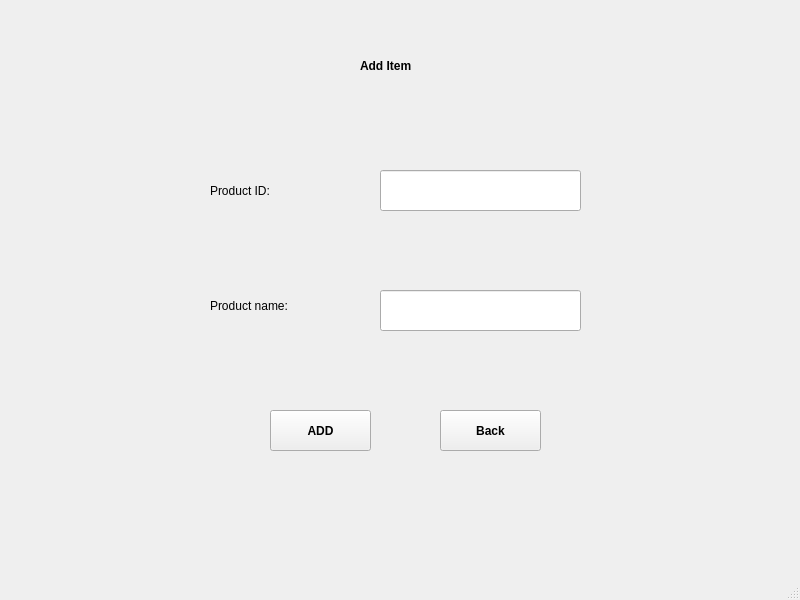
This is itemadd.ui in shubham0298/CounterChain as Qt 5 draws it before an edit. The edited form follows.
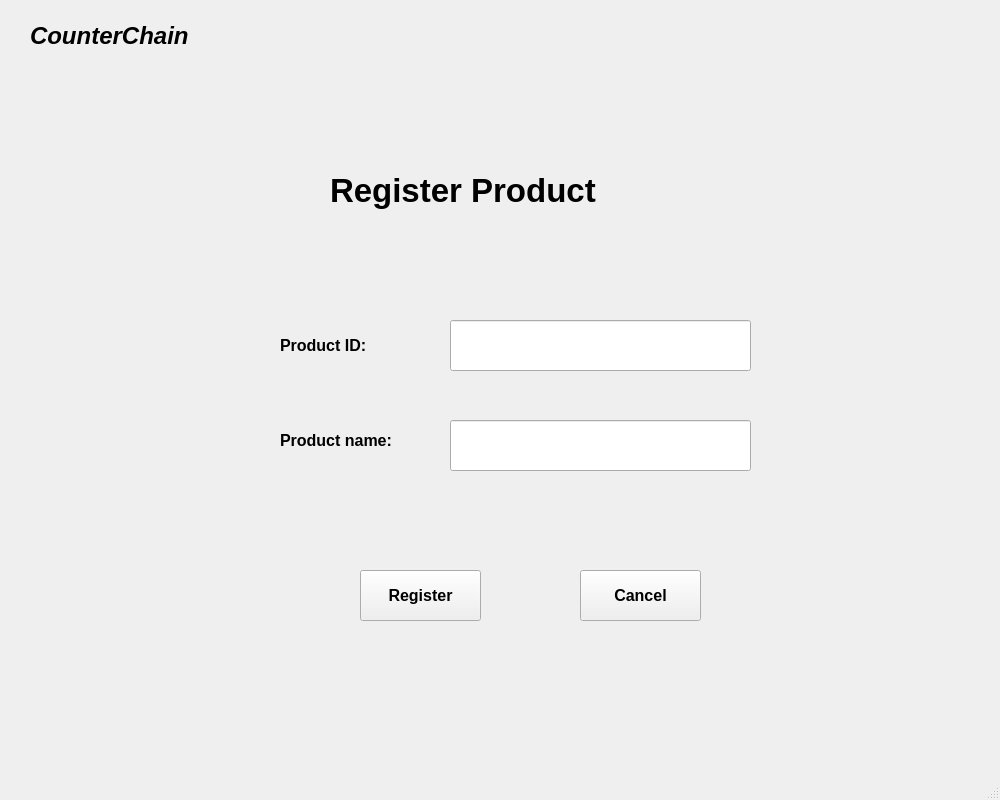
This is the edited form.

Diff of the .ui file:
```diff
--- a/itemadd.ui
+++ b/itemadd.ui
@@ -6,20 +6,20 @@
    <rect>
     <x>0</x>
     <y>0</y>
-    <width>800</width>
-    <height>600</height>
+    <width>1000</width>
+    <height>800</height>
    </rect>
   </property>
   <property name="minimumSize">
    <size>
-    <width>800</width>
-    <height>600</height>
+    <width>1000</width>
+    <height>800</height>
    </size>
   </property>
   <property name="maximumSize">
    <size>
-    <width>800</width>
-    <height>600</height>
+    <width>1000</width>
+    <height>800</height>
    </size>
   </property>
   <property name="windowTitle">
@@ -29,35 +29,37 @@
    <widget class="QLabel" name="label">
     <property name="geometry">
      <rect>
-      <x>360</x>
-      <y>50</y>
-      <width>81</width>
-      <height>31</height>
+      <x>330</x>
+      <y>150</y>
+      <width>361</width>
+      <height>81</height>
      </rect>
     </property>
     <property name="font">
      <font>
-      <pointsize>9</pointsize>
+      <pointsize>25</pointsize>
       <weight>75</weight>
       <bold>true</bold>
      </font>
     </property>
     <property name="text">
-     <string>Add Item</string>
+     <string>Register Product</string>
     </property>
    </widget>
    <widget class="QLabel" name="label_2">
     <property name="geometry">
      <rect>
-      <x>210</x>
-      <y>180</y>
-      <width>81</width>
-      <height>21</height>
+      <x>280</x>
+      <y>320</y>
+      <width>121</width>
+      <height>51</height>
      </rect>
     </property>
     <property name="font">
      <font>
-      <pointsize>9</pointsize>
+      <pointsize>12</pointsize>
+      <weight>75</weight>
+      <bold>true</bold>
      </font>
     </property>
     <property name="text">
@@ -67,15 +69,17 @@
    <widget class="QLabel" name="label_3">
     <property name="geometry">
      <rect>
-      <x>210</x>
-      <y>290</y>
-      <width>111</width>
-      <height>31</height>
+      <x>280</x>
+      <y>420</y>
+      <width>151</width>
+      <height>41</height>
      </rect>
     </property>
     <property name="font">
      <font>
-      <pointsize>9</pointsize>
+      <pointsize>12</pointsize>
+      <weight>75</weight>
+      <bold>true</bold>
      </font>
     </property>
     <property name="text">
@@ -85,35 +89,45 @@
    <widget class="QLineEdit" name="lineEdit">
     <property name="geometry">
      <rect>
-      <x>380</x>
-      <y>170</y>
-      <width>201</width>
-      <height>41</height>
+      <x>450</x>
+      <y>320</y>
+      <width>301</width>
+      <height>51</height>
      </rect>
     </property>
+    <property name="font">
+     <font>
+      <pointsize>12</pointsize>
+     </font>
+    </property>
    </widget>
    <widget class="QLineEdit" name="lineEdit_2">
     <property name="geometry">
      <rect>
-      <x>380</x>
-      <y>290</y>
-      <width>201</width>
-      <height>41</height>
+      <x>450</x>
+      <y>420</y>
+      <width>301</width>
+      <height>51</height>
      </rect>
     </property>
+    <property name="font">
+     <font>
+      <pointsize>12</pointsize>
+     </font>
+    </property>
    </widget>
    <widget class="QPushButton" name="add">
     <property name="geometry">
      <rect>
-      <x>270</x>
-      <y>410</y>
-      <width>101</width>
-      <height>41</height>
+      <x>360</x>
+      <y>570</y>
+      <width>121</width>
+      <height>51</height>
      </rect>
     </property>
     <property name="font">
      <font>
-      <pointsize>9</pointsize>
+      <pointsize>12</pointsize>
       <weight>75</weight>
       <bold>true</bold>
      </font>
@@ -122,21 +136,21 @@
      <cursorShape>PointingHandCursor</cursorShape>
     </property>
     <property name="text">
-     <string>ADD</string>
+     <string>Register</string>
     </property>
    </widget>
    <widget class="QPushButton" name="back">
     <property name="geometry">
      <rect>
-      <x>440</x>
-      <y>410</y>
-      <width>101</width>
-      <height>41</height>
+      <x>580</x>
+      <y>570</y>
+      <width>121</width>
+      <height>51</height>
      </rect>
     </property>
     <property name="font">
      <font>
-      <pointsize>9</pointsize>
+      <pointsize>12</pointsize>
       <weight>75</weight>
       <bold>true</bold>
      </font>
@@ -145,7 +159,31 @@
      <cursorShape>PointingHandCursor</cursorShape>
     </property>
     <property name="text">
-     <string>Back</string>
+     <string>Cancel</string>
+    </property>
+   </widget>
+   <widget class="QLabel" name="label_4">
+    <property name="geometry">
+     <rect>
+      <x>30</x>
+      <y>0</y>
+      <width>211</width>
+      <height>71</height>
+     </rect>
+    </property>
+    <property name="font">
+     <font>
+      <pointsize>18</pointsize>
+      <weight>75</weight>
+      <italic>true</italic>
+      <bold>true</bold>
+     </font>
+    </property>
+    <property name="cursor">
+     <cursorShape>IBeamCursor</cursorShape>
+    </property>
+    <property name="text">
+     <string>CounterChain</string>
     </property>
    </widget>
   </widget>
```
Left out of the diff: 11 changed lines with no effect on the pictures.
